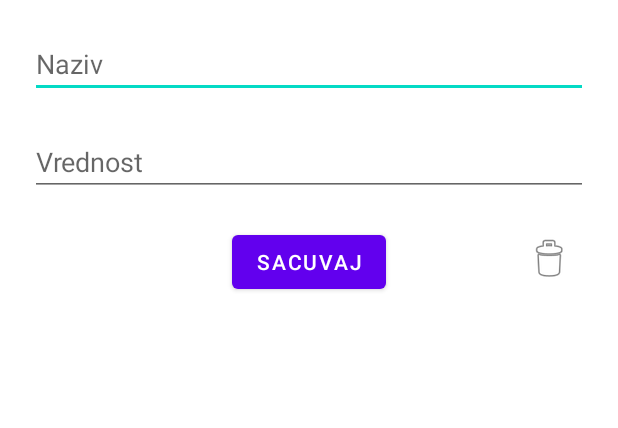
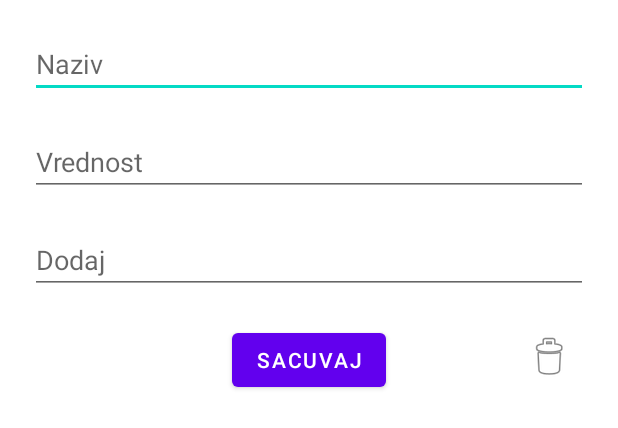
Before and after one commit to NikolaMomcilovic96/ExpensesTracker, an Android app: the layout expense_details_dialog.xml on its own in the app's theme, with its tools: preview values and no code run, on a phone screen of 412 x 824 dp. Shown: the top 428 px of the screen. Run offline under Robolectric (Android 15) with nearby library versions, the phone set to English and light mode, and no system bars; network calls fail.

Commit message:
Added better way to update current expenses

```diff
--- a/app/src/main/AndroidManifest.xml
+++ b/app/src/main/AndroidManifest.xml
@@ -1,7 +1,6 @@
 <?xml version="1.0" encoding="utf-8"?>
 <manifest xmlns:android="http://schemas.android.com/apk/res/android"
-    xmlns:tools="http://schemas.android.com/tools"
-    package="com.example.expensestracker">
+    xmlns:tools="http://schemas.android.com/tools">
 
     <application
         android:allowBackup="true"
--- a/app/src/main/res/layout/expense_details_dialog.xml
+++ b/app/src/main/res/layout/expense_details_dialog.xml
@@ -10,8 +10,9 @@
         android:layout_width="match_parent"
         android:layout_height="wrap_content"
         android:layout_margin="20dp"
+        android:autofillHints="Naziv troska"
         android:ems="10"
-        android:hint="Naziv"
+        android:hint="@string/naziv"
         android:inputType="textPersonName"
         app:layout_constraintEnd_toEndOf="parent"
         app:layout_constraintHorizontal_bias="0.5"
@@ -24,12 +25,12 @@
         android:layout_width="wrap_content"
         android:layout_height="wrap_content"
         android:layout_margin="20dp"
-        android:text="Sacuvaj"
+        android:text="@string/sacuvaj"
         app:layout_constraintBottom_toBottomOf="parent"
         app:layout_constraintEnd_toEndOf="parent"
         app:layout_constraintHorizontal_bias="0.5"
         app:layout_constraintStart_toStartOf="parent"
-        app:layout_constraintTop_toBottomOf="@+id/expenseValueDetailEditText" />
+        app:layout_constraintTop_toBottomOf="@+id/expenseExtraEditText" />
 
     <ImageView
         android:id="@+id/deleteButton"
@@ -47,11 +48,27 @@
         android:layout_height="wrap_content"
         android:layout_margin="20dp"
         android:ems="10"
-        android:hint="Vrednost"
+        android:hint="@string/vrednost"
         android:inputType="textPersonName"
         app:layout_constraintEnd_toEndOf="parent"
         app:layout_constraintHorizontal_bias="0.5"
         app:layout_constraintStart_toStartOf="parent"
         app:layout_constraintTop_toBottomOf="@+id/expenseNameDetailEditText"
+        tools:ignore="TouchTargetSizeCheck"
+        android:autofillHints="Vrednost troska" />
+
+    <EditText
+        android:id="@+id/expenseExtraEditText"
+        android:layout_width="match_parent"
+        android:layout_height="wrap_content"
+        android:layout_margin="20dp"
+        android:autofillHints="Dodatak troska"
+        android:ems="10"
+        android:hint="@string/dodaj"
+        android:inputType="textPersonName"
+        app:layout_constraintEnd_toEndOf="parent"
+        app:layout_constraintHorizontal_bias="0.5"
+        app:layout_constraintStart_toStartOf="parent"
+        app:layout_constraintTop_toBottomOf="@+id/expenseValueDetailEditText"
         tools:ignore="TouchTargetSizeCheck" />
 </androidx.constraintlayout.widget.ConstraintLayout>
--- a/app/src/main/res/values/strings.xml
+++ b/app/src/main/res/values/strings.xml
@@ -3,4 +3,8 @@
     <!-- TODO: Remove or change this placeholder text -->
     <string name="hello_blank_fragment">Hello blank fragment</string>
     <string name="dodaj_trosak">Dodaj trosak</string>
+    <string name="sacuvaj">Sacuvaj</string>
+    <string name="naziv">Naziv</string>
+    <string name="vrednost">Vrednost</string>
+    <string name="dodaj">Dodaj</string>
 </resources>
--- a/build.gradle
+++ b/build.gradle
@@ -8,8 +8,8 @@ buildscript {
     }
 }
 plugins {
-    id 'com.android.application' version '7.2.1' apply false
-    id 'com.android.library' version '7.2.1' apply false
+    id 'com.android.application' version '7.2.2' apply false
+    id 'com.android.library' version '7.2.2' apply false
     id 'org.jetbrains.kotlin.android' version '1.7.10' apply false
 }
 
```
Also changed, not shown: app/build.gradle (+4 -3 lines), app/src/main/java/com/example/expensestracker/fragments/MonthDetailsFragment.kt (+18 -6 lines).
